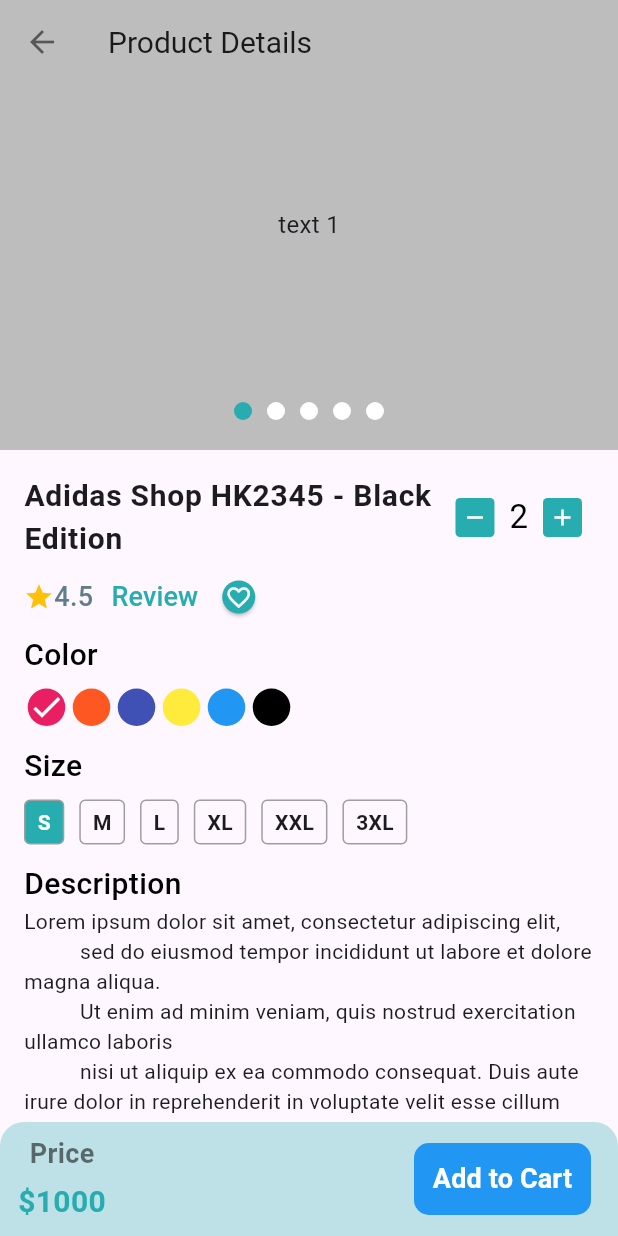
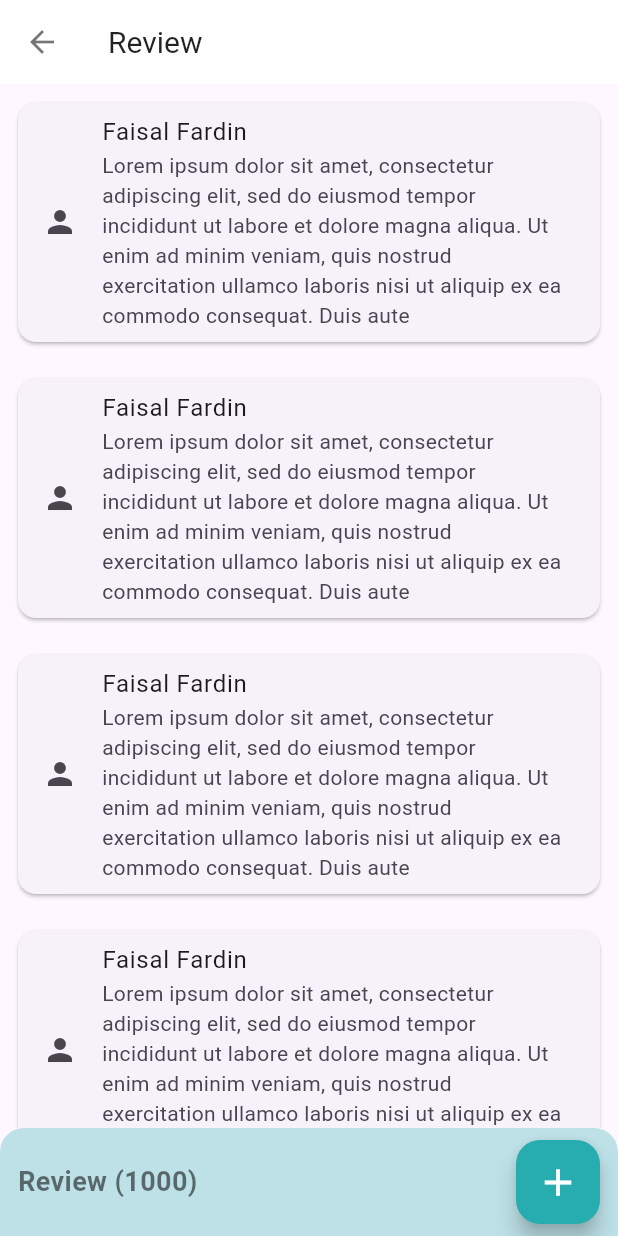
Before and after one commit to faisal-fardin/Craftybay_Ecommerce-with-Getx-, a Flutter app: the ProductDetails screen opened directly, after a tap on the "add" icon, after a tap on "Review", on a phone screen of 412 x 824 dp. Run offline on Flutter 3.47's test engine with Material 3 defaults, Android fonts, the phone set to English and light mode, and no system bars; drawn by our look-alikes of carousel_slider; our stand-ins replace flutter_svg, get, pin_code_fields; network calls fail.

Commit message:
product review and add new review has been added

```diff
--- /dev/null
+++ b/lib/presentation/ui/screens/product_review_screen.dart
@@ -0,0 +1,80 @@
+import 'package:flutter/material.dart';
+import 'package:get/get.dart';
+import '../utility/color_palette.dart';
+import 'add_review_screen.dart';
+
+class ProductReviewScreen extends StatelessWidget {
+  const ProductReviewScreen({super.key});
+
+  @override
+  Widget build(BuildContext context) {
+    return Scaffold(
+      body: SafeArea(
+        child: Column(
+          children: [
+            AppBar(
+              title: const Text(
+                'Review',
+                style: TextStyle(color: Colors.black87, fontSize: 20),
+              ),
+              leading: const BackButton(
+                color: Colors.black54,
+              ),
+              backgroundColor: Colors.white,
+              elevation: 0,
+            ),
+            Expanded(
+                child: ListView.builder(
+              itemCount: 5,
+              itemBuilder: (context, index) {
+                return const Padding(
+                  padding: EdgeInsets.all(8.0),
+                  child: Card(
+                    child: ListTile(
+                      leading: Icon(Icons.person),
+                      title: Text('Faisal Fardin'),
+                      subtitle: Text(
+                          'Lorem ipsum dolor sit amet, consectetur adipiscing elit, sed do eiusmod tempor incididunt ut labore et dolore magna aliqua. Ut enim ad minim veniam, quis nostrud exercitation ullamco laboris nisi ut aliquip ex ea commodo consequat. Duis aute '),
+                    ),
+                  ),
+                );
+              },
+            )),
+            Container(
+              padding: const EdgeInsets.symmetric(horizontal: 12, vertical: 8),
+              decoration: BoxDecoration(
+                  color: AppColor.primaryColor.withOpacity(0.3),
+                  borderRadius: const BorderRadius.only(
+                    topLeft: Radius.circular(16),
+                    topRight: Radius.circular(16),
+                  )),
+              child: Row(
+                mainAxisAlignment: MainAxisAlignment.spaceBetween,
+                children: [
+                  const Text(
+                    'Review (1000)',
+                    style: TextStyle(
+                        fontSize: 18,
+                        fontWeight: FontWeight.w600,
+                        color: Colors.black54),
+                  ),
+                  FloatingActionButton(
+                    backgroundColor: AppColor.primaryColor,
+                    onPressed: () {
+                      Get.to(const AddNewReview());
+                    },
+                    child: const Icon(
+                      Icons.add,
+                      color: Colors.white,
+                      size: 30,
+                    ),
+                  ),
+                ],
+              ),
+            ),
+          ],
+        ),
+      ),
+    );
+  }
+}
--- a/lib/presentation/ui/screens/wish_list_screen.dart
+++ b/lib/presentation/ui/screens/wish_list_screen.dart
@@ -33,11 +33,11 @@ class _WishListScreenState extends State<WishListScreen> {
         ),
 
         body: Padding(
-          padding: const EdgeInsets.symmetric(horizontal: 10.0),
+          padding: const EdgeInsets.symmetric(horizontal: 0.0),
           child: GridView.builder(
             gridDelegate: const SliverGridDelegateWithFixedCrossAxisCount(
-              crossAxisCount: 3,
-              crossAxisSpacing: 10,
+              crossAxisCount: 4,
+              crossAxisSpacing: 0,
               mainAxisSpacing: 10,
             ),
             itemBuilder: (context, index) {
--- a/lib/presentation/ui/widgets/product_title_review.dart
+++ b/lib/presentation/ui/widgets/product_title_review.dart
@@ -1,4 +1,6 @@
 import 'package:flutter/material.dart';
+import 'package:get/get.dart';
+import '../screens/product_review_screen.dart';
 import '../utility/color_palette.dart';
 import 'custom_stepper.dart';
 
@@ -52,7 +54,7 @@ class ProductReview extends StatelessWidget {
             ),
             TextButton(
               onPressed: () {
-
+                Get.to(const ProductReviewScreen());
               },
               child: Text(
                 'Review',
```
Also changed, not shown: lib/presentation/ui/screens/add_review_screen.dart (added, +92 -0 lines).
